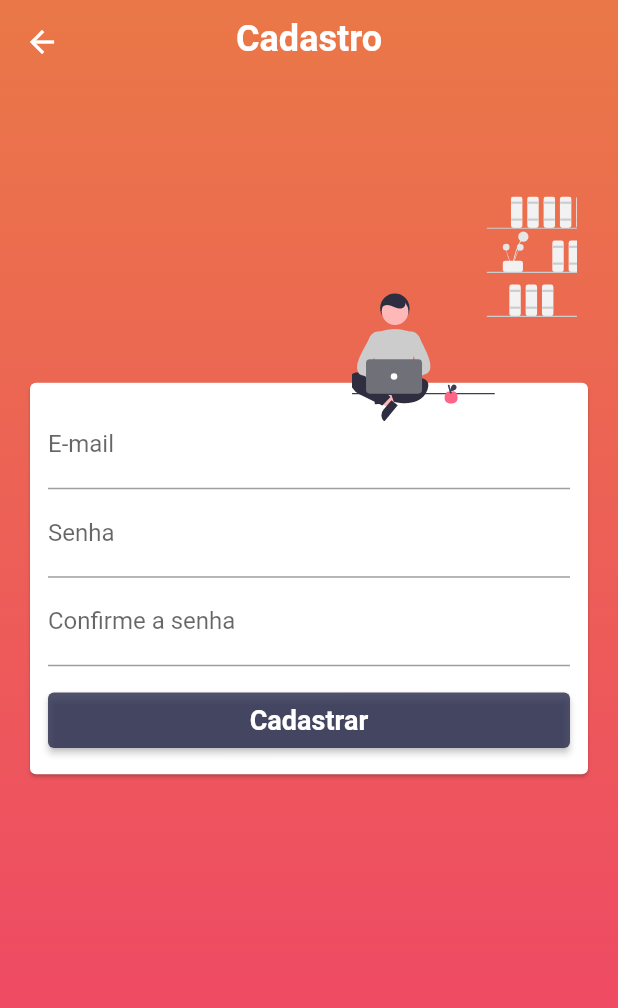
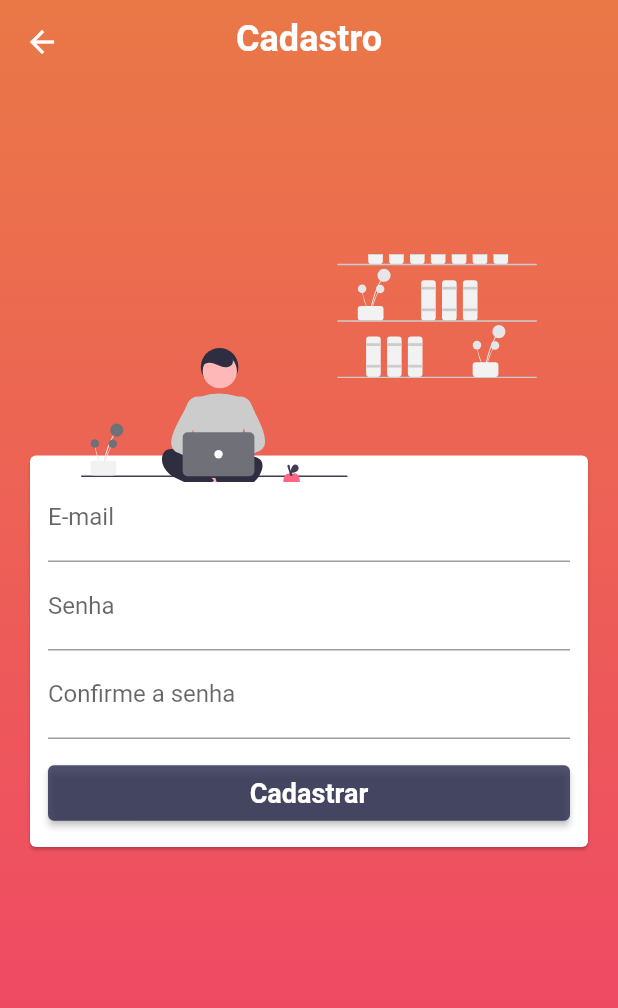
Before and after one commit to silas-almeida/Pondera, a Flutter app: the screen it shows after launch, after a tap on "Cadastre-se", on a phone screen of 412 x 824 dp. Shown: the top 1008 px of the screen. Run offline on Flutter 3.47's test engine with Material 2 defaults, Android fonts, the phone set to English and light mode, and no system bars; our stand-ins replace flutter_svg.

Commit message:
Ajustes na responsividade na tela inicial e de cadastro

```diff
--- a/lib/main.dart
+++ b/lib/main.dart
@@ -1,9 +1,6 @@
 import 'package:flutter/material.dart';
-import 'package:pondera/screens/home-screen/home-screen.dart';
 import 'package:pondera/screens/initial-screen/initial-screen.dart';
-import 'package:pondera/screens/signup-screen.dart/signup-screen.dart';
 import 'package:pondera/utils/materialColors.dart';
-
 
 void main() {
   runApp(MyApp());
--- a/lib/screens/initial-screen/initial-screen.dart
+++ b/lib/screens/initial-screen/initial-screen.dart
@@ -13,9 +13,12 @@ class _InitialScreenState extends State<InitialScreen> {
   @override
   Widget build(BuildContext context) {
     final size = MediaQuery.of(context).size;
+    final pictureHeigh = size.height * 0.28;
+    final pictureWidth = pictureHeigh * 2;
+
     return Scaffold(
       body: Stack(
-        alignment: Alignment.center,
+        alignment: Alignment.topCenter,
         children: [
           Container(
             decoration: BoxDecoration(
@@ -29,10 +32,16 @@ class _InitialScreenState extends State<InitialScreen> {
               ),
             ),
           ),
-          Positioned(
-            top: 80,
-            left: 20,
+          SafeArea(
             child: Container(
+              height: size.height * 0.35,
+              child: Padding(
+                padding: EdgeInsets.symmetric(horizontal: 20, vertical: 20),
+                child: Column(
+                  mainAxisAlignment: MainAxisAlignment.spaceBetween,
+                  crossAxisAlignment: CrossAxisAlignment.start,
+                  children: [
+                    Container(
                       child: Text(
                         'Pondera',
                         style: TextStyle(
@@ -42,11 +51,7 @@ class _InitialScreenState extends State<InitialScreen> {
                         ),
                       ),
                     ),
-          ),
-          Positioned(
-            top: 160,
-            left: 20,
-            child: Container(
+                    Container(
                       child: Text(
                         'Seja bem-vindo!',
                         style: TextStyle(
@@ -56,11 +61,7 @@ class _InitialScreenState extends State<InitialScreen> {
                         ),
                       ),
                     ),
-          ),
-          Positioned(
-            top: 240,
-            left: 20,
-            child: Container(
+                    Container(
                       width: size.width,
                       child: Text(
                         'Aqui sua opinião importa! Cadastre, compartilhe e participe de votações!',
@@ -72,13 +73,17 @@ class _InitialScreenState extends State<InitialScreen> {
                         ),
                       ),
                     ),
+                  ],
+                ),
+              ),
+            ),
           ),
           Positioned(
-            top: 352,
+            bottom: size.height * 0.30,
             child: SvgPicture.asset(
               'assets/images/selecting_team.svg',
-              height: 200,
-              width: 100,
+              height: pictureHeigh,
+              width: pictureWidth,
               semanticsLabel: 'Inicial',
               alignment: Alignment.center,
               fit: BoxFit.cover,
@@ -94,7 +99,7 @@ class _InitialScreenState extends State<InitialScreen> {
               child: Container(
                 color: Colors.white,
                 width: size.width,
-                height: size.height * 0.35,
+                height: size.height * 0.30,
                 child: Card(
                   elevation: 8.0,
                   margin: EdgeInsets.zero,
@@ -110,7 +115,7 @@ class _InitialScreenState extends State<InitialScreen> {
                           );
                         },
                         child: Container(
-                          height: 60,
+                          height: 50,
                           width: size.width * 0.80,
                           child: Center(
                             child: Text(
@@ -127,7 +132,7 @@ class _InitialScreenState extends State<InitialScreen> {
                           primary: CustomColors.customOrange,
                           textStyle: TextStyle(
                               color: CustomColors.customOrange,
-                              fontSize: 24,
+                              fontSize: 20,
                               fontWeight: FontWeight.bold),
                         ),
                       ),
@@ -143,7 +148,7 @@ class _InitialScreenState extends State<InitialScreen> {
                           );
                         },
                         child: Container(
-                          height: 60,
+                          height: 50,
                           width: size.width * 0.80,
                           child: Center(
                             child: Text(
@@ -160,7 +165,7 @@ class _InitialScreenState extends State<InitialScreen> {
                           primary: CustomColors.customOrange,
                           textStyle: TextStyle(
                             color: Colors.white,
-                            fontSize: 24,
+                            fontSize: 20,
                             fontWeight: FontWeight.bold,
                           ),
                         ),
--- a/lib/screens/signup-screen.dart/signup-screen.dart
+++ b/lib/screens/signup-screen.dart/signup-screen.dart
@@ -5,7 +5,10 @@ import 'package:pondera/utils/colors.dart';
 class SignupScreen extends StatelessWidget {
   @override
   Widget build(BuildContext context) {
-    final size = MediaQuery.of(context).size;
+    final mediaQuery = MediaQuery.of(context);
+    final size = mediaQuery.size;
+    final pictureHeigh = 152.0;
+    final pictureWidth = pictureHeigh * 2;
     return Stack(
       alignment: Alignment.center,
       children: [
@@ -39,7 +42,13 @@ class SignupScreen extends StatelessWidget {
             ),
             SliverToBoxAdapter(
               child: Container(
-                height: size.height * 0.8,
+                height:
+                    size.height - mediaQuery.padding.top - size.height * 0.082,
+                child: Stack(
+                  alignment: Alignment.center,
+                  children: [
+                    Container(
+                      height: 530,
                       child: Stack(
                         alignment: Alignment.center,
                         children: [
@@ -50,11 +59,12 @@ class SignupScreen extends StatelessWidget {
                                 child: Container(
                                   padding: EdgeInsets.all(12.0),
                                   child: Column(
-                              crossAxisAlignment: CrossAxisAlignment.stretch,
+                                    crossAxisAlignment:
+                                        CrossAxisAlignment.stretch,
                                     children: [
                                       TextFormField(
-                                  decoration:
-                                      InputDecoration(labelText: 'E-mail'),
+                                        decoration: InputDecoration(
+                                            labelText: 'E-mail'),
                                       ),
                                       TextFormField(
                                         decoration:
@@ -91,13 +101,15 @@ class SignupScreen extends StatelessWidget {
                             ),
                           ),
                           Positioned(
-                      top: size.height * 0.091,
-                      right: size.width * 0.066,
+                            top: 0,
                             child: SvgPicture.asset(
                               'assets/images/freelancer.svg',
-                        height: 150,
-                        width: 150,
+                              height: pictureHeigh,
+                              width: pictureWidth,
                               fit: BoxFit.cover,
+                            ),
+                          ),
+                        ],
                       ),
                     ),
                   ],
```
Lines whose indentation alone changed are shown as unchanged.
